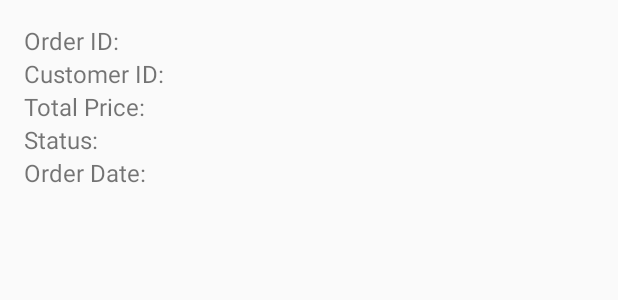
After one commit to daniaalhakim14/mobile_project, an Android app: the layout order_item.xml on its own in the app's theme, with its tools: preview values and no code run, on a phone screen of 412 x 824 dp. The commit adds this screen. Shown: the top 300 px of the screen. Run offline under Robolectric (Android 15) with nearby library versions, the phone set to English and light mode, and no system bars.

Commit message:
coded until order history, but not stored into database

```diff
--- a/app/src/main/java/add_toCart/CartManager.java
+++ b/app/src/main/java/add_toCart/CartManager.java
@@ -34,4 +34,9 @@ public class CartManager {
     public void clearCart() {
         cartItems.clear();
     }
+
+    public void removeItem(CartItem item) {
+        cartItems.remove(item);
+    }
+
 }
--- /dev/null
+++ b/app/src/main/res/layout/order_item.xml
@@ -0,0 +1,55 @@
+<?xml version="1.0" encoding="utf-8"?>
+<LinearLayout xmlns:android="http://schemas.android.com/apk/res/android"
+    android:layout_width="match_parent"
+    android:layout_height="wrap_content"
+    android:orientation="vertical"
+    android:padding="16dp">
+
+    <!-- Order ID -->
+    <TextView
+        android:id="@+id/orderId"
+        android:layout_width="wrap_content"
+        android:layout_height="wrap_content"
+        android:text="Order ID: "
+        android:textSize="16sp" />
+
+    <!-- Customer ID -->
+    <TextView
+        android:id="@+id/customerId"
+        android:layout_width="wrap_content"
+        android:layout_height="wrap_content"
+        android:text="Customer ID: "
+        android:textSize="16sp" />
+
+    <!-- Total Price -->
+    <TextView
+        android:id="@+id/totalPrice"
+        android:layout_width="wrap_content"
+        android:layout_height="wrap_content"
+        android:text="Total Price: "
+        android:textSize="16sp" />
+
+    <!-- Status -->
+    <TextView
+        android:id="@+id/status"
+        android:layout_width="wrap_content"
+        android:layout_height="wrap_content"
+        android:text="Status: "
+        android:textSize="16sp" />
+
+    <!-- Order Date -->
+    <TextView
+        android:id="@+id/orderDate"
+        android:layout_width="wrap_content"
+        android:layout_height="wrap_content"
+        android:text="Order Date: "
+        android:textSize="16sp" />
+
+    <!-- Delete Button -->
+    <Button
+        android:id="@+id/deleteButton"
+        android:layout_width="wrap_content"
+        android:layout_height="wrap_content"
+        android:text="Delete"
+        android:visibility="gone" />
+</LinearLayout>
```
Also changed, not shown: app/src/main/AndroidManifest.xml (+8 -1 lines), app/src/main/java/add_toCart/CartAdapter.java (+13 -5 lines), app/src/main/java/add_toCart/add_to_cart.java (+52 -10 lines), app/src/main/java/com/example/recyclerview/OrderAdapter.java (added, +80 -0 lines), app/src/main/java/com/example/recyclerview/OrderHistory.java (added, +87 -0 lines), app/src/main/java/com/example/recyclerview/models/Order.java (added, +59 -0 lines), app/src/main/res/layout/activity_order_history.xml (added, +19 -0 lines).
